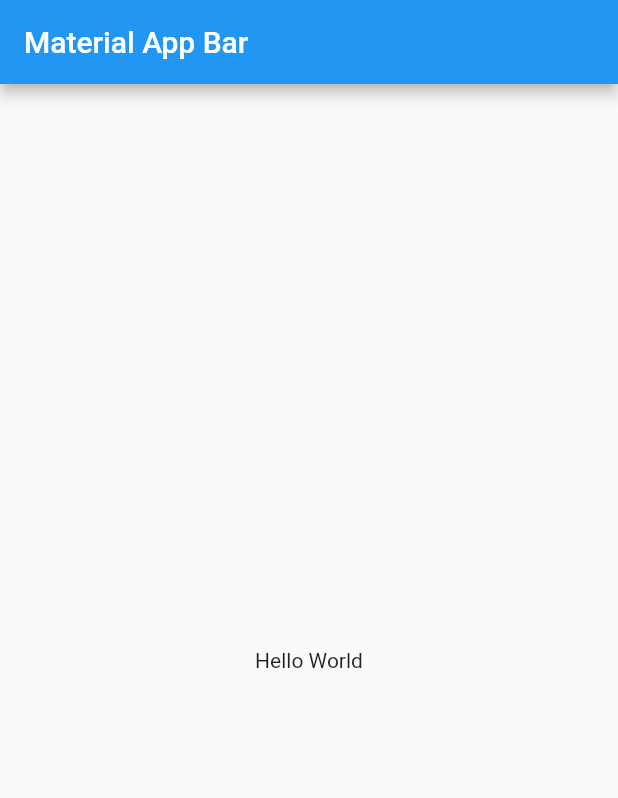
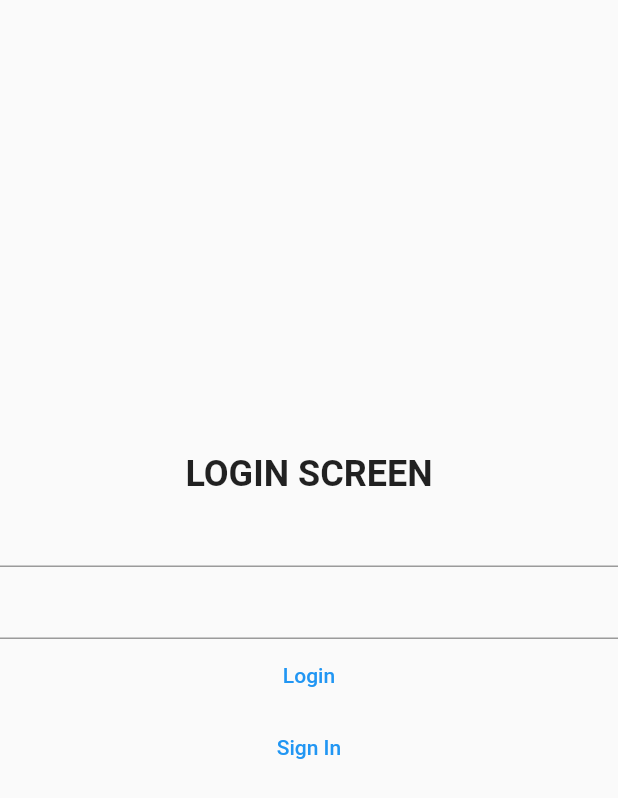
Before and after one commit to satyyyaamm/getx, a Flutter app: the screen it shows after launch, on a phone screen of 412 x 824 dp. Shown: the top 798 px of the screen. Run offline on Flutter 3.47's test engine with Material 2 defaults, Android fonts, the phone set to English and light mode, and no system bars; our stand-ins replace firebase_auth, firebase_core, get; accounts and stored records are empty.

Commit message:
Authentication Logic and controllers setup

```diff
--- /dev/null
+++ b/lib/bindings/auth_binding.dart
@@ -0,0 +1,10 @@
+import 'package:get/get.dart';
+import 'package:getx_practice/controller/auth_controller.dart';
+
+class AuthBinding extends Bindings {
+  @override
+  // dependency injection
+  void dependencies() {
+    Get.lazyPut(() => AuthController());
+  }
+}
--- a/lib/main.dart
+++ b/lib/main.dart
@@ -1,22 +1,26 @@
+import 'package:firebase_core/firebase_core.dart';
 import 'package:flutter/material.dart';
+import 'package:get/get.dart';
+import 'package:getx_practice/screens/wrapper.dart';
 
-void main() => runApp(MyApp());
+import 'bindings/auth_binding.dart';
+
+void main() async {
+  WidgetsFlutterBinding.ensureInitialized();
+  await Firebase.initializeApp();
+  runApp(const MyApp());
+}
 
 class MyApp extends StatelessWidget {
+  const MyApp({Key? key}) : super(key: key);
+
   @override
   Widget build(BuildContext context) {
-    return MaterialApp(
-      title: 'Material App',
-      home: Scaffold(
-        appBar: AppBar(
-          title: const Text('Material App Bar'),
-        ),
-        body: Center(
-          child: Container(
-            child: const Text('Hello World'),
-          ),
-        ),
-      ),
+    return GetMaterialApp(
+      debugShowCheckedModeBanner: false,
+      initialBinding: AuthBinding(),
+      title: 'GetX Practice',
+      home: const Wrapper(),
     );
   }
 }
--- /dev/null
+++ b/lib/screens/login_screen.dart
@@ -0,0 +1,38 @@
+import 'package:flutter/material.dart';
+import 'package:get/get.dart';
+import 'package:getx_practice/controller/auth_controller.dart';
+import 'package:getx_practice/screens/create_account_screen.dart';
+
+class LoginScreen extends GetWidget<AuthController> {
+  LoginScreen({Key? key}) : super(key: key);
+  final TextEditingController _emailController = TextEditingController();
+  final TextEditingController _passwordController = TextEditingController();
+  @override
+  Widget build(BuildContext context) {
+    return Scaffold(
+      body: Column(
+          mainAxisAlignment: MainAxisAlignment.center,
+          crossAxisAlignment: CrossAxisAlignment.center,
+          children: [
+            const Text("LOGIN SCREEN", style: TextStyle(fontSize: 24, fontWeight: FontWeight.bold)),
+            TextFormField(
+              controller: _emailController,
+            ),
+            TextFormField(
+              controller: _passwordController,
+            ),
+            TextButton(
+                onPressed: () {
+                  controller.login(
+                      email: _emailController.text, password: _passwordController.text);
+                },
+                child: const Text('Login')),
+            TextButton(
+                onPressed: () {
+                  Get.to(CreatAccountScreen());
+                },
+                child: const Text('Sign In'))
+          ]),
+    );
+  }
+}
--- /dev/null
+++ b/lib/screens/wrapper.dart
@@ -0,0 +1,16 @@
+import 'package:flutter/material.dart';
+import 'package:get/get.dart';
+import 'package:getx_practice/controller/auth_controller.dart';
+import 'package:getx_practice/screens/home_screen.dart';
+import 'package:getx_practice/screens/login_screen.dart';
+
+class Wrapper extends GetWidget<AuthController> {
+  const Wrapper({Key? key}) : super(key: key);
+
+  @override
+  Widget build(BuildContext context) {
+    return Obx(() {
+      return Get.find<AuthController>().user != null ? const HomeScreen() : LoginScreen();
+    });
+  }
+}
--- a/pubspec.yaml
+++ b/pubspec.yaml
@@ -35,6 +35,9 @@ dependencies:
   cupertino_icons: ^1.0.2
   http: ^0.13.3
   get: ^4.3.8
+  firebase_auth: ^3.1.1
+  cloud_firestore: ^2.5.3
+  firebase_core: ^1.6.0
 
 dev_dependencies:
   flutter_test:
```
Also changed, not shown: lib/controller/auth_controller.dart (added, +54 -0 lines), lib/screens/create_account_screen.dart (added, +33 -0 lines), lib/screens/home_screen.dart (added, +29 -0 lines), pubspec.lock, 3 other files.
